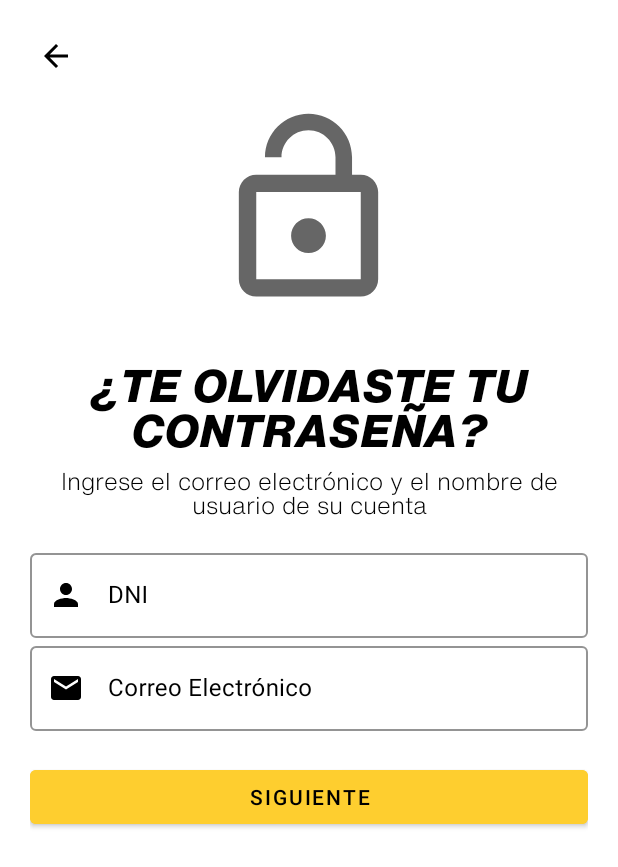
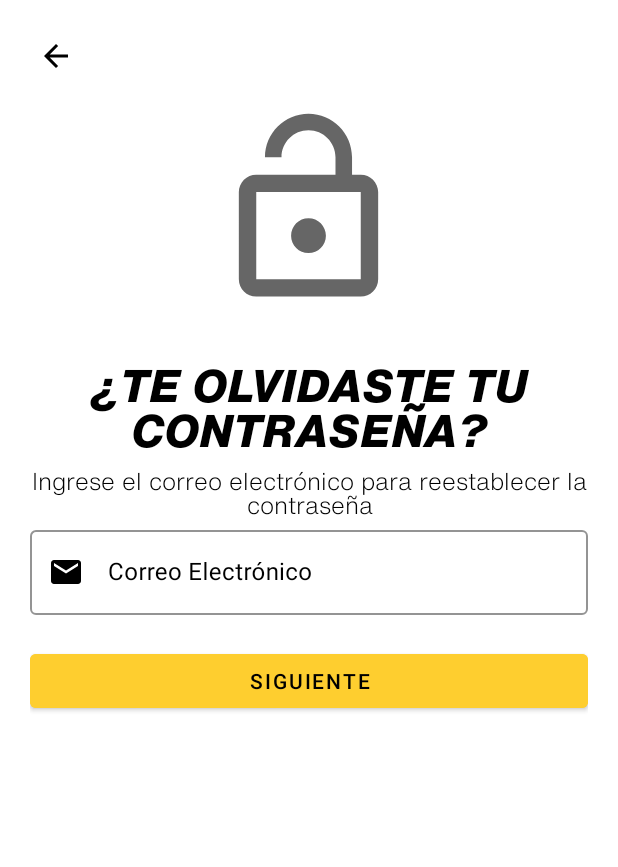
Before and after one commit to ianmajkut/QnetClient2.0, an Android app: the forget screen opened through its navigation route, on a phone screen of 412 x 824 dp. Shown: the top 867 px of the screen. Run offline under Robolectric (Android 15) with nearby library versions, the phone set to English and light mode, and no system bars; our stand-ins replace Firebase (no records; nobody signed in at launch, a user with empty details on screens opened directly).

Commit message:
Arreglo nav_graph

```diff
--- a/app/src/main/java/com/qnet/qnetclient/loginregister/register2.kt
+++ b/app/src/main/java/com/qnet/qnetclient/loginregister/register2.kt
@@ -29,9 +29,6 @@ class register2 : Fragment() {
         buttonNext.setOnClickListener{
             findNavController().navigate(R.id.verification_action)
         }
-        back_icon.setOnClickListener{
-            findNavController().navigate(R.id.back_action)
-        }
 
     }
 
--- a/app/src/main/res/layout/fragment_forget.xml
+++ b/app/src/main/res/layout/fragment_forget.xml
@@ -54,28 +54,7 @@
             android:textAlignment="center"
             android:layout_gravity="center"/>
 
-        <com.google.android.material.textfield.TextInputLayout
-            android:id="@+id/user"
-            android:layout_width="match_parent"
-            android:layout_height="wrap_content"
-            android:hint="@string/dni"
-            app:hintTextColor="@color/colorPrimaryDark"
-            app:boxStrokeColor="@color/colorPrimaryDark"
-            app:boxStrokeWidthFocused="2dp"
-            app:startIconDrawable="@drawable/ic_person_black_24dp"
-            app:startIconTint="@color/colorPrimaryDark"
-            android:textColorHint="@color/colorPrimaryDark"
-            android:layout_marginTop="15dp"
-            android:inputType="textEmailSubject"
-            style="@style/Widget.MaterialComponents.TextInputLayout.OutlinedBox">
 
-            <com.google.android.material.textfield.TextInputEditText
-                android:layout_width="match_parent"
-                android:layout_height="wrap_content"
-                android:inputType="text"
-                android:textColor="@color/colorPrimaryDark"/>
-
-        </com.google.android.material.textfield.TextInputLayout>
 
         <com.google.android.material.textfield.TextInputLayout
             android:layout_width="match_parent"
--- a/app/src/main/res/layout/fragment_new_password_success.xml
+++ b/app/src/main/res/layout/fragment_new_password_success.xml
@@ -26,7 +26,7 @@
         <TextView
             android:layout_width="wrap_content"
             android:layout_height="wrap_content"
-            android:text="CONTRASEÑA ACTUALIZADA"
+            android:text="@string/revisar_correo_electr_nico"
             android:fontFamily="@font/helvetica_now_text_ext_bd_ita"
             android:textColor="@color/colorPrimaryDark"
             android:textSize="30sp"
@@ -46,7 +46,7 @@
         <TextView
             android:layout_width="wrap_content"
             android:layout_height="wrap_content"
-            android:text="¡Su contraseña fue actualizada!"
+            android:text="Se envió al correo electrónico un link para reestablecer la contraseña"
             android:fontFamily="@font/helvetica_now_text_light"
             android:textColor="@color/colorPrimaryDark"
             android:textSize="16sp"
--- a/app/src/main/res/navigation/nav_graph.xml
+++ b/app/src/main/res/navigation/nav_graph.xml
@@ -48,19 +48,14 @@
             app:destination="@id/login_register"
             app:popUpTo="@id/login_register" />
         <action
-            android:id="@+id/forget_action"
-            app:destination="@id/new_password_fragment"
-            app:popUpTo="@id/forget" />
+            android:id="@+id/action_forget_to_new_password_success"
+            app:destination="@id/new_password_success" />
     </fragment>
     <fragment
         android:id="@+id/register2"
         android:name="com.qnet.qnetclient.loginregister.register2"
         android:label="fragment_register2"
         tools:layout="@layout/fragment_register2" >
-        <action
-            android:id="@+id/back_action"
-            app:destination="@id/register"
-            app:popUpTo="@id/register" />
         <action
             android:id="@+id/action_register2_to_verification"
             app:destination="@id/verification" />
@@ -86,20 +81,6 @@
         android:label="fragment_menu_principal"
         tools:layout="@layout/fragment_menu_principal" />
     <fragment
-        android:id="@+id/new_password_fragment"
-        android:name="com.qnet.qnetclient.loginregister.new_password_fragment"
-        android:label="fragment_new_password_fragment"
-        tools:layout="@layout/fragment_new_password_fragment" >
-        <action
-            android:id="@+id/forget_back_action"
-            app:destination="@id/forget"
-            app:popUpTo="@id/forget" />
-        <action
-            android:id="@+id/forget_action"
-            app:destination="@id/new_password_success"
-            app:popUpTo="@id/login_register" />
-    </fragment>
-    <fragment
         android:id="@+id/new_password_success"
         android:name="com.qnet.qnetclient.loginregister.new_password_success"
         android:label="fragment_new_password_success"
--- a/app/src/main/res/values/strings.xml
+++ b/app/src/main/res/values/strings.xml
@@ -44,12 +44,13 @@
     <string name="codigodesc">Revise su casilla de correo electrónico y verifique su mail</string>
     <string name="verificar_c_digo">VERIFICAR CÓDIGO</string>
     <string name="te_olvidaste_tu_contrase_a">¿TE OLVIDASTE TU CONTRASEÑA?</string>
-    <string name="ingresa_el_correo_electr_nico_y_el_nombre_de_usuario_de_tu_cuenta">Ingrese el correo electrónico y el nombre de usuario de su cuenta</string>
+    <string name="ingresa_el_correo_electr_nico_y_el_nombre_de_usuario_de_tu_cuenta">Ingrese el correo electrónico para reestablecer la contraseña</string>
     <string name="nueva_contrase_a">NUEVA CONTRASEÑA</string>
     <string name="su_cuenta_ha_sido_verificada_correctamente_ingrese_su_nueva_contrase_a">Su cuenta ha sido verificada correctamente. Ingrese su nueva contraseña</string>
     <string name="confirme_contrase_a">Confirme Contraseña</string>
     <string name="verificar">VERIFICAR</string>
     <string name="de_cuenta">DE CUENTA</string>
     <string name="todo">TODO</string>
+    <string name="revisar_correo_electr_nico">REVISAR CORREO ELECTRÓNICO</string>
 
 </resources>
```
